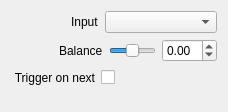
Old version of the form src/Widgets/Inspector/Atem/InspectorAtemAudioInputBalanceWidget.ui in the repository CasparCG/client.
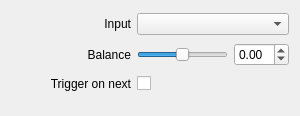
New version of the form.

Commit message: Simplify layout of inspector widgets

Patch:
```diff
--- a/src/Widgets/Inspector/Atem/InspectorAtemAudioInputBalanceWidget.ui
+++ b/src/Widgets/Inspector/Atem/InspectorAtemAudioInputBalanceWidget.ui
@@ -6,8 +6,8 @@
    <rect>
     <x>0</x>
     <y>0</y>
-    <width>228</width>
-    <height>112</height>
+    <width>300</width>
+    <height>116</height>
    </rect>
   </property>
   <property name="sizePolicy">
@@ -16,128 +16,28 @@
     <verstretch>0</verstretch>
    </sizepolicy>
   </property>
-  <layout class="QVBoxLayout" name="verticalLayout">
-   <item>
-    <layout class="QHBoxLayout" name="horizontalLayoutInput">
-     <item>
-      <spacer name="horizontalSpacerInput">
-       <property name="orientation">
-        <enum>Qt::Horizontal</enum>
-       </property>
-       <property name="sizeType">
-        <enum>QSizePolicy::Fixed</enum>
-       </property>
-       <property name="sizeHint" stdset="0">
-        <size>
-         <width>60</width>
-         <height>20</height>
-        </size>
-       </property>
-      </spacer>
-     </item>
-     <item>
-      <widget class="QLabel" name="labelInput">
-       <property name="text">
-        <string>Input</string>
-       </property>
-      </widget>
-     </item>
-     <item>
-      <widget class="QComboBox" name="comboBoxInput">
-       <property name="sizePolicy">
-        <sizepolicy hsizetype="Expanding" vsizetype="Fixed">
-         <horstretch>0</horstretch>
-         <verstretch>0</verstretch>
-        </sizepolicy>
-       </property>
-      </widget>
-     </item>
-    </layout>
+  <layout class="QGridLayout" name="gridLayout">
+   <property name="bottomMargin">
+    <number>20</number>
+   </property>
+   <item row="1" column="0">
+    <widget class="QLabel" name="labelBalance">
+     <property name="minimumSize">
+      <size>
+       <width>120</width>
+       <height>0</height>
+      </size>
+     </property>
+     <property name="text">
+      <string>Balance</string>
+     </property>
+     <property name="alignment">
+      <set>Qt::AlignRight|Qt::AlignTrailing|Qt::AlignVCenter</set>
+     </property>
+    </widget>
    </item>
-   <item>
-    <layout class="QHBoxLayout" name="horizontalLayoutBalance">
-     <item>
-      <spacer name="horizontalSpacerBalance">
-       <property name="orientation">
-        <enum>Qt::Horizontal</enum>
-       </property>
-       <property name="sizeType">
-        <enum>QSizePolicy::Fixed</enum>
-       </property>
-       <property name="sizeHint" stdset="0">
-        <size>
-         <width>48</width>
-         <height>20</height>
-        </size>
-       </property>
-      </spacer>
-     </item>
-     <item>
-      <widget class="QLabel" name="labelBalance">
-       <property name="text">
-        <string>Balance</string>
-       </property>
-      </widget>
-     </item>
-     <item>
-      <widget class="QSlider" name="sliderBalance">
-       <property name="minimum">
-        <number>-100</number>
-       </property>
-       <property name="maximum">
-        <number>100</number>
-       </property>
-       <property name="singleStep">
-        <number>10</number>
-       </property>
-       <property name="orientation">
-        <enum>Qt::Horizontal</enum>
-       </property>
-      </widget>
-     </item>
-     <item>
-      <widget class="QDoubleSpinBox" name="doubleSpinBoxBalance">
-       <property name="minimum">
-        <double>-1.000000000000000</double>
-       </property>
-       <property name="maximum">
-        <double>1.000000000000000</double>
-       </property>
-       <property name="singleStep">
-        <double>0.010000000000000</double>
-       </property>
-      </widget>
-     </item>
-    </layout>
-   </item>
-   <item>
+   <item row="2" column="1" colspan="2">
     <layout class="QHBoxLayout" name="horizontalLayoutTriggerOnNext">
-     <item>
-      <spacer name="horizontalSpacerTriggerOnNext1">
-       <property name="orientation">
-        <enum>Qt::Horizontal</enum>
-       </property>
-       <property name="sizeType">
-        <enum>QSizePolicy::Fixed</enum>
-       </property>
-       <property name="sizeHint" stdset="0">
-        <size>
-         <width>2</width>
-         <height>20</height>
-        </size>
-       </property>
-      </spacer>
-     </item>
-     <item>
-      <widget class="QLabel" name="labelTriggerOnNext">
-       <property name="text">
-        <string>Trigger on next</string>
-       </property>
-       <property name="alignment">
-        <set>Qt::AlignRight|Qt::AlignTrailing|Qt::AlignVCenter</set>
-       </property>
-      </widget>
-     </item>
      <item>
       <widget class="QCheckBox" name="checkBoxTriggerOnNext">
        <property name="layoutDirection">
@@ -163,21 +63,76 @@
      </item>
     </layout>
    </item>
-   <item>
-    <spacer name="verticalSpacerInput">
+   <item row="2" column="0">
+    <widget class="QLabel" name="labelTriggerOnNext">
+     <property name="minimumSize">
+      <size>
+       <width>120</width>
+       <height>0</height>
+      </size>
+     </property>
+     <property name="text">
+      <string>Trigger on next</string>
+     </property>
+     <property name="alignment">
+      <set>Qt::AlignRight|Qt::AlignTrailing|Qt::AlignVCenter</set>
+     </property>
+    </widget>
+   </item>
+   <item row="0" column="0">
+    <widget class="QLabel" name="labelInput">
+     <property name="minimumSize">
+      <size>
+       <width>120</width>
+       <height>0</height>
+      </size>
+     </property>
+     <property name="text">
+      <string>Input</string>
+     </property>
+     <property name="alignment">
+      <set>Qt::AlignRight|Qt::AlignTrailing|Qt::AlignVCenter</set>
+     </property>
+    </widget>
+   </item>
+   <item row="1" column="2">
+    <widget class="QDoubleSpinBox" name="doubleSpinBoxBalance">
+     <property name="minimum">
+      <double>-1.000000000000000</double>
+     </property>
+     <property name="maximum">
+      <double>1.000000000000000</double>
+     </property>
+     <property name="singleStep">
+      <double>0.010000000000000</double>
+     </property>
+    </widget>
+   </item>
+   <item row="1" column="1">
+    <widget class="QSlider" name="sliderBalance">
+     <property name="minimum">
+      <number>-100</number>
+     </property>
+     <property name="maximum">
+      <number>100</number>
+     </property>
+     <property name="singleStep">
+      <number>10</number>
+     </property>
      <property name="orientation">
-      <enum>Qt::Vertical</enum>
+      <enum>Qt::Horizontal</enum>
      </property>
-     <property name="sizeType">
-      <enum>QSizePolicy::Fixed</enum>
+    </widget>
+   </item>
+   <item row="0" column="1" colspan="2">
+    <widget class="QComboBox" name="comboBoxInput">
+     <property name="sizePolicy">
+      <sizepolicy hsizetype="Expanding" vsizetype="Fixed">
+       <horstretch>0</horstretch>
+       <verstretch>0</verstretch>
+      </sizepolicy>
      </property>
-     <property name="sizeHint" stdset="0">
-      <size>
-       <width>20</width>
-       <height>10</height>
-      </size>
-     </property>
-    </spacer>
+    </widget>
    </item>
   </layout>
  </widget>
```
Left out of the diff: 38 changed lines with no effect on the pictures. The commit also changes 58 other files.
